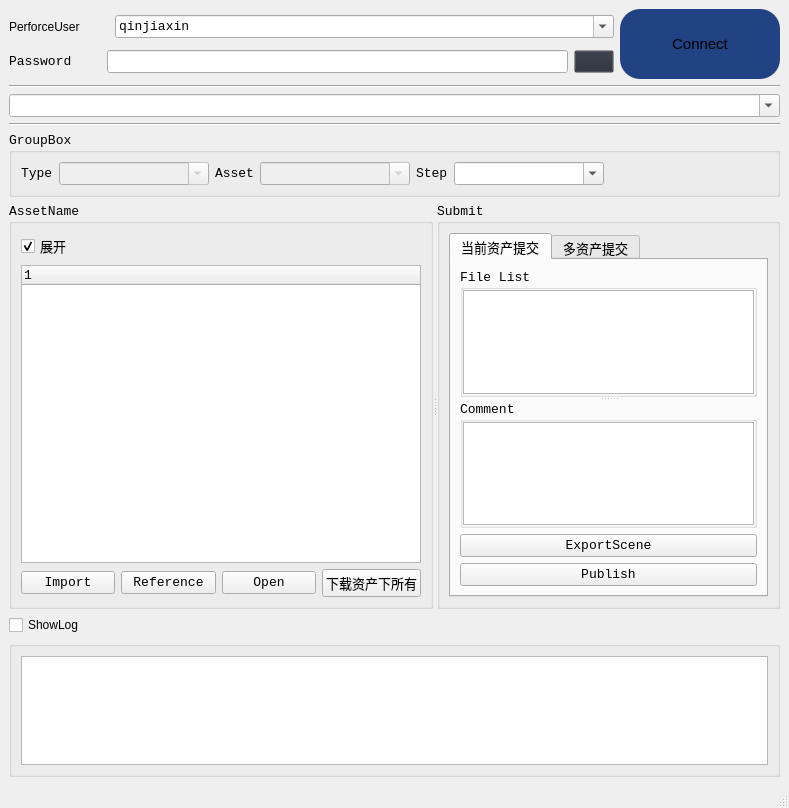
Old version of the form AssetBrowser/main.ui in the repository 785415581/P4V_Submit.
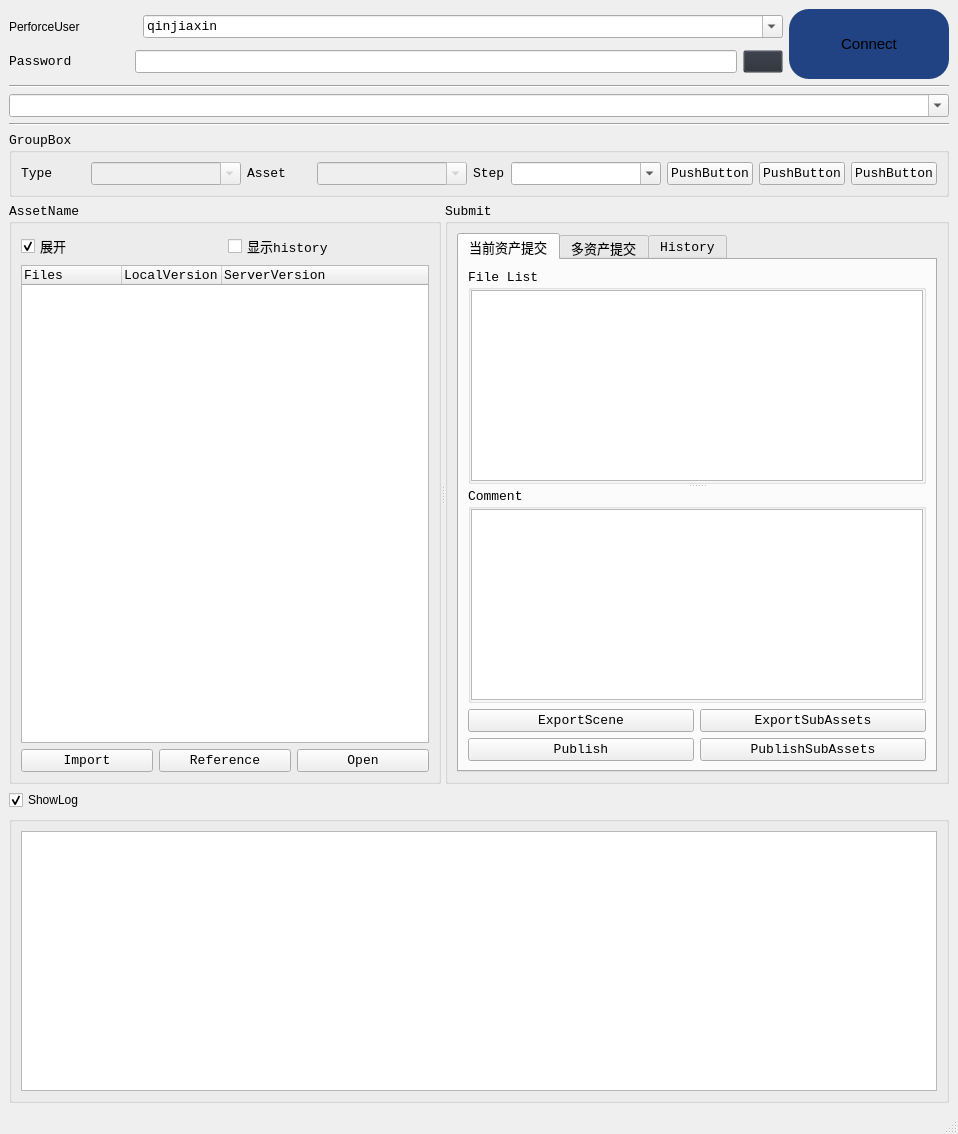
New version of the form. The open tabs and pages were chosen to show the change. Icons and pictures are not drawn. Custom widgets are drawn as their Qt base class.

Patch:
```diff
--- a/AssetBrowser/main.ui
+++ b/AssetBrowser/main.ui
@@ -6,8 +6,8 @@
    <rect>
     <x>0</x>
     <y>0</y>
-    <width>789</width>
-    <height>808</height>
+    <width>958</width>
+    <height>1134</height>
    </rect>
   </property>
   <property name="windowTitle">
@@ -17,7 +17,9 @@
    <property name="styleSheet">
     <string notr="true"/>
    </property>
-   <layout class="QVBoxLayout" name="verticalLayout_11" stretch="0,0,0,0,0,5,2">
+   <layout class="QVBoxLayout" name="verticalLayout_15" stretch="10">
+    <item>
+     <layout class="QVBoxLayout" name="verticalLayout_11">
     <item>
      <layout class="QHBoxLayout" name="horizontalLayout">
       <item>
@@ -309,17 +311,25 @@
         </layout>
        </item>
        <item>
-        <spacer name="horizontalSpacer">
-         <property name="orientation">
-          <enum>Qt::Horizontal</enum>
-         </property>
-         <property name="sizeHint" stdset="0">
-          <size>
-           <width>368</width>
-           <height>20</height>
-          </size>
-         </property>
-        </spacer>
+          <widget class="QPushButton" name="pushButton_5">
+           <property name="text">
+            <string>PushButton</string>
+           </property>
+          </widget>
+         </item>
+         <item>
+          <widget class="QPushButton" name="pushButton_4">
+           <property name="text">
+            <string>PushButton</string>
+           </property>
+          </widget>
+         </item>
+         <item>
+          <widget class="QPushButton" name="pushButton_3">
+           <property name="text">
+            <string>PushButton</string>
+           </property>
+          </widget>
        </item>
       </layout>
      </widget>
@@ -341,6 +351,8 @@
        </property>
        <layout class="QVBoxLayout" name="verticalLayout_10">
         <item>
+           <layout class="QHBoxLayout" name="horizontalLayout_10">
+            <item>
          <widget class="QCheckBox" name="extend">
           <property name="text">
            <string>展开</string>
@@ -351,6 +363,15 @@
          </widget>
         </item>
         <item>
+             <widget class="QCheckBox" name="checkBox">
+              <property name="text">
+               <string>显示history</string>
+              </property>
+             </widget>
+            </item>
+           </layout>
+          </item>
+          <item>
          <widget class="QTreeWidget" name="workTree">
           <property name="styleSheet">
            <string notr="true">QTreeWidget::branch:closed:has-children{
@@ -368,6 +389,21 @@
           <property name="selectionMode">
            <enum>QAbstractItemView::ExtendedSelection</enum>
           </property>
+            <column>
+             <property name="text">
+              <string>Files</string>
+             </property>
+            </column>
+            <column>
+             <property name="text">
+              <string>LocalVersion</string>
+             </property>
+            </column>
+            <column>
+             <property name="text">
+              <string>ServerVersion</string>
+             </property>
+            </column>
          </widget>
         </item>
         <item>
@@ -393,13 +429,6 @@
             </property>
            </widget>
           </item>
-          <item>
-           <widget class="QPushButton" name="down_asset_button">
-            <property name="text">
-             <string>下载资产下所有</string>
-            </property>
-           </widget>
-          </item>
          </layout>
         </item>
        </layout>
@@ -427,6 +456,8 @@
            <attribute name="title">
             <string>当前资产提交</string>
            </attribute>
+             <layout class="QVBoxLayout" name="verticalLayout_12">
+              <item>
            <layout class="QVBoxLayout" name="verticalLayout_5">
             <item>
              <widget class="QSplitter" name="splitter_2">
@@ -480,6 +511,8 @@
              </widget>
             </item>
             <item>
+                 <layout class="QGridLayout" name="gridLayout_2">
+                  <item row="0" column="0">
              <widget class="QPushButton" name="exportBtn">
               <property name="cursor">
                <cursorShape>PointingHandCursor</cursorShape>
@@ -489,7 +522,14 @@
               </property>
              </widget>
             </item>
-            <item>
+                  <item row="0" column="1">
+                   <widget class="QPushButton" name="pushButton">
+                    <property name="text">
+                     <string>ExportSubAssets</string>
+                    </property>
+                   </widget>
+                  </item>
+                  <item row="1" column="0">
              <widget class="QPushButton" name="publishBtn">
               <property name="cursor">
                <cursorShape>PointingHandCursor</cursorShape>
@@ -499,6 +539,17 @@
               </property>
              </widget>
             </item>
+                  <item row="1" column="1">
+                   <widget class="QPushButton" name="pushButton_2">
+                    <property name="text">
+                     <string>PublishSubAssets</string>
+                    </property>
+                   </widget>
+                  </item>
+                 </layout>
+                </item>
+               </layout>
+              </item>
            </layout>
           </widget>
           <widget class="QWidget" name="tab_2">
@@ -579,6 +630,25 @@
             </item>
            </layout>
           </widget>
+            <widget class="QWidget" name="tab_3">
+             <attribute name="title">
+              <string>History</string>
+             </attribute>
+             <layout class="QVBoxLayout" name="verticalLayout_13">
+              <item>
+               <widget class="QGroupBox" name="groupBox_6">
+                <property name="title">
+                 <string>History List</string>
+                </property>
+                <layout class="QVBoxLayout" name="verticalLayout_14">
+                 <item>
+                  <widget class="QTableView" name="history_list"/>
+                 </item>
+                </layout>
+               </widget>
+              </item>
+             </layout>
+            </widget>
          </widget>
         </item>
        </layout>
@@ -592,6 +662,9 @@
         <property name="text">
          <string>ShowLog</string>
         </property>
+          <property name="checked">
+           <bool>true</bool>
+          </property>
        </widget>
       </item>
       <item>
@@ -609,6 +682,8 @@
      </layout>
     </item>
    </layout>
+    </item>
+   </layout>
   </widget>
   <widget class="QMenuBar" name="menubar">
    <property name="geometry">
@@ -622,6 +697,13 @@
   </widget>
   <widget class="QStatusBar" name="statusbar"/>
  </widget>
+ <customwidgets>
+  <customwidget>
+   <class>TreeWidgetDrop</class>
+   <extends>QListWidget</extends>
+   <header>baseWidget</header>
+  </customwidget>
+ </customwidgets>
  <resources>
   <include location="resources.qrc"/>
  </resources>
```
Left out of the diff: 7 changed lines with no effect on the pictures. Lines whose indentation alone changed are shown as unchanged.
